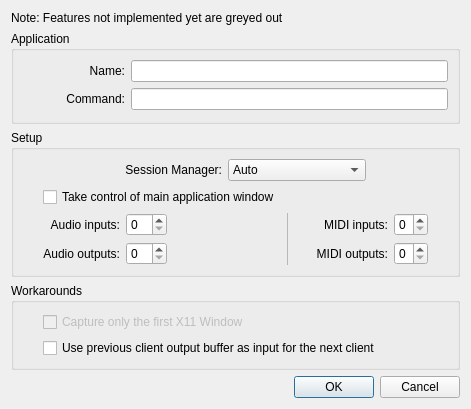
Above: resources/ui/carla_add_jack.ui from falkTX/Carla before the change. Below: the same form after it.
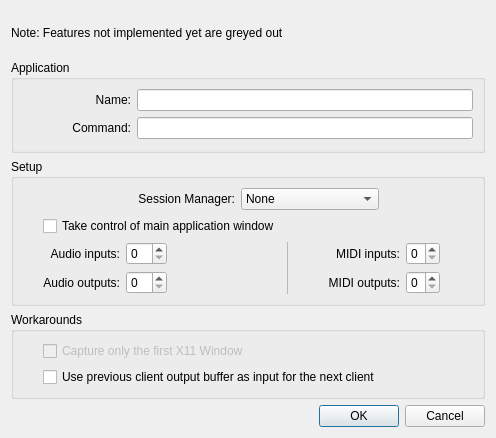
That is the form after the change.

Commit message: Set in the UI NSM as option

What changed in the file:
```diff
--- a/resources/ui/carla_add_jack.ui
+++ b/resources/ui/carla_add_jack.ui
@@ -6,8 +6,8 @@
    <rect>
     <x>0</x>
     <y>0</y>
-    <width>471</width>
-    <height>369</height>
+    <width>496</width>
+    <height>438</height>
    </rect>
   </property>
   <property name="windowTitle">
@@ -122,18 +122,13 @@
         <item>
          <widget class="QComboBox" name="cb_session_mgr">
           <property name="currentIndex">
-           <number>1</number>
+           <number>0</number>
           </property>
           <item>
            <property name="text">
             <string>None</string>
            </property>
           </item>
-          <item>
-           <property name="text">
-            <string>Auto</string>
-           </property>
-          </item>
           <item>
            <property name="text">
             <string>LADISH (SIGUSR1)</string>
```
Left out of the diff: 5 changed lines with no effect on the pictures. The commit also changes 1 other file.
